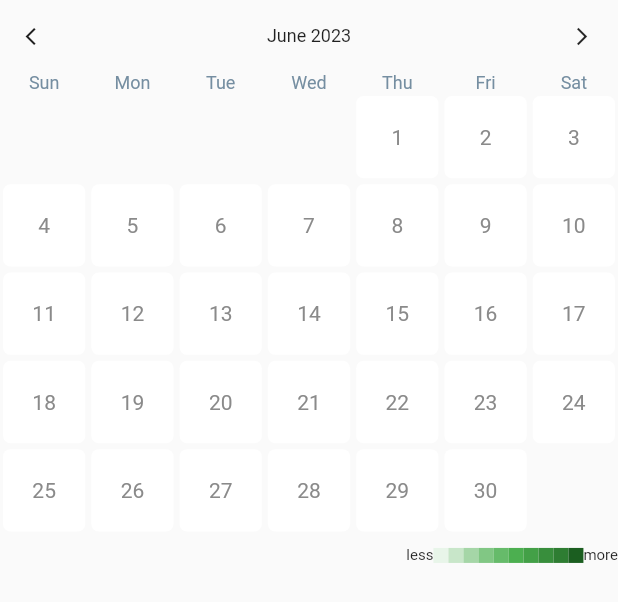
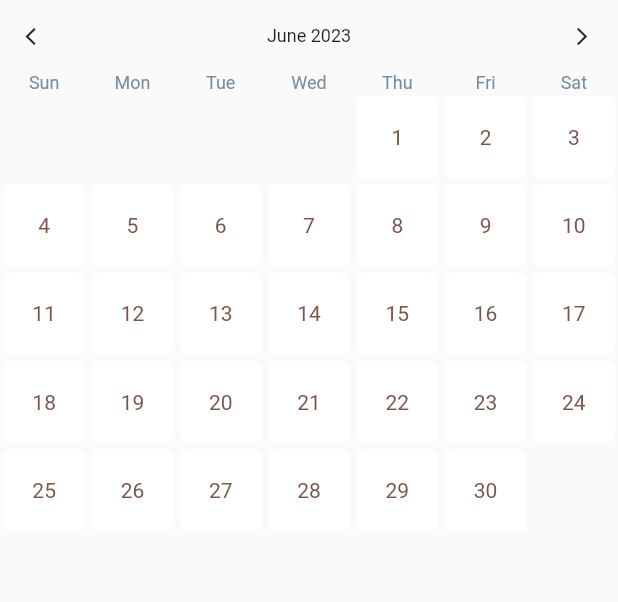
Before and after one commit to soulandbone/habit_tracker_app, a Flutter app: the HabitHeatMap widget shown alone on an empty page, opened directly with empty values, on a phone screen of 412 x 824 dp. Shown: the top 602 px of the screen. Run offline on Flutter 3.47's test engine with Material 2 defaults, Android fonts, the light colour scheme and no system bars; our stand-ins replace flutter_heatmap_calendar, flutter_slidable, hive, hive_flutter; accounts and stored records are empty.

Commit message:
Changes in UI design, final commit for a while

```diff
--- a/lib/data/habit_database.dart
+++ b/lib/data/habit_database.dart
@@ -44,11 +44,15 @@ class HabitDataBase {
   double calculatePercentage(List list) {
     int doneHabits = 0;
     for (var habit in list) {
+      // every habit is a List Object, where index 0 is the name of the habit, and index 1, is the boolean of whether is it completed or not
       if (habit[1]) {
         doneHabits++;
       }
     }
-    return list.isEmpty ? 0.0 : (doneHabits / list.length);
+    return list.isEmpty
+        ? 0.0
+        : (doneHabits /
+            list.length); //to avoid problems of dividing by zero in cases when all the items of the list have been deleted.
   }
 
   Map<DateTime, int>? calculateDataSets(Box box) {
--- a/lib/helpers/dateHelpers.dart
+++ b/lib/helpers/dateHelpers.dart
@@ -13,9 +13,7 @@ class DateHelpers {
 
     DateTime dateTime =
         DateTime(int.parse(year), int.parse(month), int.parse(day));
-    print('String year is $year');
-    print('String month is $month');
-    print('String day is $day');
+
     return dateTime;
   }
 }
--- a/lib/main.dart
+++ b/lib/main.dart
@@ -23,6 +23,6 @@ class MyApp extends StatelessWidget {
             // colorScheme: ColorScheme.fromSeed(seedColor: Colors.blue),
             // useMaterial3: true,
             ),
-        home: HomePage());
+        home: const HomePage());
   }
 }
--- a/lib/widgets/heat_map.dart
+++ b/lib/widgets/heat_map.dart
@@ -13,21 +13,23 @@ class HabitHeatMap extends StatelessWidget {
   Widget build(BuildContext context) {
     return HeatMapCalendar(
       initDate: DateHelpers.stringToDate(box.get('START_DATE')),
+      textColor: Colors.brown,
       defaultColor: Colors.white,
       flexible: true,
       colorMode: ColorMode.color,
+      showColorTip: false,
       datasets: datasets,
-      colorsets: {
-        1: Colors.green.shade50,
-        2: Colors.green.shade100,
-        3: Colors.green.shade200,
-        4: Colors.green.shade300,
-        5: Colors.green.shade400,
-        6: Colors.green.shade500,
-        7: Colors.green.shade600,
-        8: Colors.green.shade700,
-        9: Colors.green.shade800,
-        10: Colors.green.shade900,
+      colorsets: const {
+        1: Color.fromARGB(20, 7, 143, 11),
+        2: Color.fromARGB(49, 7, 143, 11),
+        3: Color.fromARGB(77, 7, 143, 11),
+        4: Color.fromARGB(106, 7, 143, 11),
+        5: Color.fromARGB(134, 7, 143, 11),
+        6: Color.fromARGB(163, 7, 143, 11),
+        7: Color.fromARGB(191, 7, 143, 11),
+        8: Color.fromARGB(220, 7, 143, 11),
+        9: Color.fromARGB(228, 7, 143, 11),
+        10: Color.fromARGB(255, 7, 143, 11),
       },
       onClick: (value) {
         ScaffoldMessenger.of(context)
@@ -36,5 +38,5 @@ class HabitHeatMap extends StatelessWidget {
     );
   }
 
-  var box = Boxes.getHabits();
+  final box = Boxes.getHabits();
 }
--- a/lib/widgets/new_habit_dialog.dart
+++ b/lib/widgets/new_habit_dialog.dart
@@ -6,7 +6,7 @@ class MyHabitDialog extends StatelessWidget {
   final VoidCallback onSaved;
   final VoidCallback onCancel;
 
-  MyHabitDialog(
+  const MyHabitDialog(
       {required this.hintText,
       required this.controller,
       required this.onSaved,
```
Also changed, not shown: lib/widgets/habit_tile.dart (+15 -4 lines).
